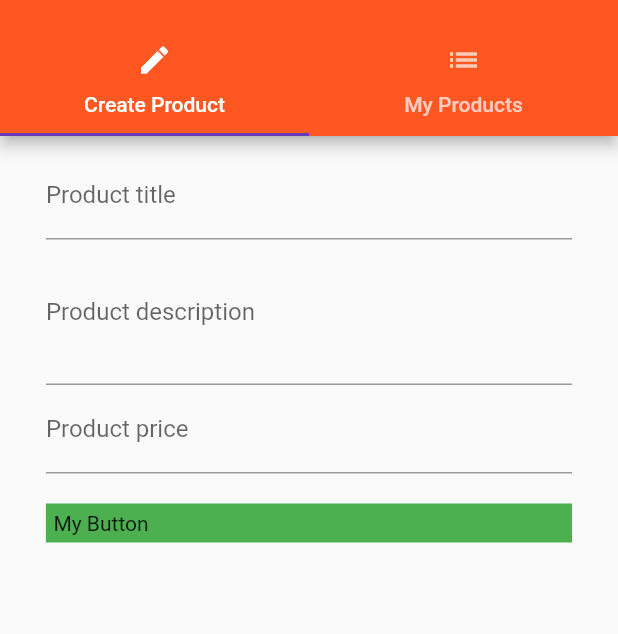
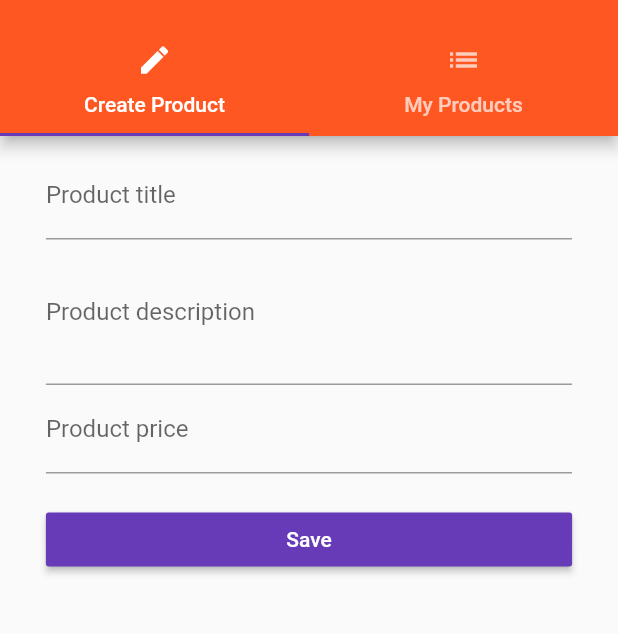
Before and after one commit to AliRadmanesh/flutter-easy-list, a Flutter app: the ProductsAdminPage screen opened by its route, on a phone screen of 412 x 824 dp, the part 59-693 px from its top. Run offline on Flutter 3.47's test engine with Material 2 defaults, Android fonts, the phone set to English and light mode, and no system bars.

Commit message:
Adding Form Widget with Validation, also Editing Products (with issue!)

```diff
--- a/lib/main.dart
+++ b/lib/main.dart
@@ -1,33 +1,19 @@
-/*  Pre-defined functions and tools for creating our application. */
 import 'package:flutter/material.dart';
-/* rendering class is usefull for debugging the user interface */
 // import 'package:flutter/rendering.dart';
+
 import './pages/auth.dart';
+import './pages/products_admin.dart';
 import './pages/products.dart';
-import './pages/products_admin.dart';
 import './pages/product.dart';
 
-/* This is our app's core function, where it starts to launch! */
 void main() {
-  /* To show each element, its padding & margin, use this: */
   // debugPaintSizeEnabled = true;
-  /* To show where text baseline is, you can enable this: */
   // debugPaintBaselinesEnabled = true;
-  /* To show tapping on each element you can use this var: */
   // debugPaintPointersEnabled = true;
   runApp(MyApp());
 }
 
 class MyApp extends StatefulWidget {
-  /*
-    This widget is the root of your application.
-    Everything in flutter is widget. even
-    our whole application is a widget!
-    We have 2 kind of widgets:
-    1. Stateless: Displaying something
-    2. Stateful: Can work with date and modify them.
-  */
-
   @override
   State<StatefulWidget> createState() {
     return _MyAppState();
@@ -35,29 +21,18 @@ class MyApp extends StatefulWidget {
 }
 
 class _MyAppState extends State<MyApp> {
-  /*
-    Also our products list is final, we can add to it.
-    final means it couldn't be changed. but we can add
-    to it (modify the exsiting value)! we just can't
-    assign a new value to it, like _products = ['Ali'];
-    reason: Objects and lists in general are reference types
-    and we store a reference to their contents.
-    Note: In final variables, we can modify them, but
-    we can't assign a new value to them.
-    e.g. final age = 25; age.round() is OK!
-  */
-  List<Map<String, dynamic>> _products = []; // It's like an array of Objects!
+  List<Map<String, dynamic>> _products = [];
 
-  /*
-    Map is like Object in JS. It holds key-value variables.
-    Keys must be string or numbers and values can be of any type.
-    If you have multiple value types, for generic title (down below)
-    you should use dynamic.
-  */
   void _addProduct(Map<String, dynamic> product) {
     setState(() {
       _products.add(product);
-      // print(_products);
+    });
+    print(_products);
+  }
+
+  void _updateProduct(int index, Map<String, dynamic> product) {
+    setState(() {
+      _products[index] = product;
     });
   }
 
@@ -70,42 +45,23 @@ class _MyAppState extends State<MyApp> {
   @override
   Widget build(BuildContext context) {
     return MaterialApp(
-      /*
-        [debugShowMaterialGrid] shows grid in the whole
-        page to recognize how much space your element take.
-      */
       // debugShowMaterialGrid: true,
-      title: 'Easy List',
       theme: ThemeData(
-        brightness: Brightness.light,
-        primarySwatch: Colors.deepOrange,
-        accentColor: Colors.deepPurple,
-        // fontFamily: 'Oswald', // If you want a global font family for the app
-        buttonColor: Colors.deepPurple, // Default color of all buttons!
-      ),
+          brightness: Brightness.light,
+          primarySwatch: Colors.deepOrange,
+          accentColor: Colors.deepPurple,
+          buttonColor: Colors.deepPurple),
       // home: AuthPage(),
-      /* Global route registry */
       routes: {
         '/': (BuildContext context) => AuthPage(),
-        // '/login': (BuildContext context) => AuthPage(),
         '/products': (BuildContext context) => ProductsPage(_products),
-        '/admin': (BuildContext context) =>
-            ProductsAdminPage(_addProduct, _deleteProduct),
+        '/admin': (BuildContext context) => ProductsAdminPage(
+            _addProduct, _updateProduct, _deleteProduct, _products),
       },
-      /*
-        [onGenerateRoute] is executed when we navigate to a named route
-        only if that route is NOT registered in our route registry.
-        It takes a function and we have to return a route where we wanna go to.
-      */
       onGenerateRoute: (RouteSettings settings) {
-        /*
-          The [settings] hold the name we wanna navigate to. So we can encode
-          our own information into the name.
-        */
         final List<String> pathElements = settings.name.split('/');
         if (pathElements[0] != '') {
           return null;
-          // When we split the /, the first elemnt is always an empty string ''.
         }
         if (pathElements[1] == 'product') {
           final int index = int.parse(pathElements[2]);
@@ -119,14 +75,9 @@ class _MyAppState extends State<MyApp> {
         }
         return null;
       },
-      /*
-        [onUnknownRoute] will execute whenever [onGenerateRoute] fails to
-        generate routes. This allows us to show some dummy fallback page.
-      */
       onUnknownRoute: (RouteSettings settings) {
         return MaterialPageRoute(
-          builder: (BuildContext context) => ProductsPage(_products),
-        );
+            builder: (BuildContext context) => ProductsPage(_products));
       },
     );
   }
--- a/lib/pages/product_create.dart
+++ /dev/null
@@ -1,104 +0,0 @@
-import 'package:flutter/material.dart';
-
-class ProductCreatePage extends StatefulWidget {
-  final Function addProduct;
-
-  ProductCreatePage(this.addProduct);
-
-  @override
-  State<StatefulWidget> createState() {
-    return _ProductCreatePageState();
-  }
-}
-
-class _ProductCreatePageState extends State<ProductCreatePage> {
-  String _titleValue;
-  String _descriptionValue;
-  double _priceValue;
-
-  Widget _buildTitleTextField() {
-    return TextField(
-      decoration: InputDecoration(labelText: 'Product title'),
-      onChanged: (String value) {
-        setState(() {
-          _titleValue = value;
-        });
-      },
-    );
-  }
-
-  Widget _buildDescriptionTextField() {
-    return TextField(
-      decoration: InputDecoration(labelText: 'Product description'),
-      maxLines: 3,
-      onChanged: (String value) {
-        setState(() {
-          _descriptionValue = value;
-        });
-      },
-    );
-  }
-
-  Widget _buildPriceTextField() {
-    return TextField(
-      decoration: InputDecoration(labelText: 'Product price'),
-      keyboardType: TextInputType.number,
-      onChanged: (String value) {
-        setState(() {
-          _priceValue = double.parse(value);
-        });
-      },
-    );
-  }
-
-  void _submitForm() {
-    final Map<String, dynamic> product = {
-      'title': _titleValue,
-      'description': _descriptionValue,
-      'price': _priceValue,
-      'image': 'assets/images/food.jpg'
-    };
-    widget.addProduct(product);
-    Navigator.pushReplacementNamed(context, '/products');
-  }
-
-  @override
-  Widget build(BuildContext context) {
-    final double deviceWidth = MediaQuery.of(context).size.width;
-    final double targetWidth =
-        deviceWidth > 640.0 ? deviceWidth * 0.70 : deviceWidth * 0.90;
-    final double targetPadding = deviceWidth - targetWidth;
-    return Container(
-      margin: EdgeInsets.all(10.0),
-      // [ListView] items will always take the full available space,
-      // so they don't take effect by MediaQuery size.
-      // And instead of setting "width: targetWidth" in [Container]
-      // we should use padding in [ListView]
-      child: ListView(
-        padding: EdgeInsets.symmetric(horizontal: targetPadding / 2),
-        children: <Widget>[
-          _buildTitleTextField(),
-          _buildDescriptionTextField(),
-          _buildPriceTextField(),
-          SizedBox(
-            height: 20.0,
-          ),
-          // RaisedButton(
-          //   // color: Theme.of(context).accentColor,
-          //   textColor: Colors.white,
-          //   child: Text('Save'),
-          //   onPressed: _submitForm,
-          // )
-          GestureDetector(
-            onDoubleTap: _submitForm, // Many gestures can be handled here!
-            child: Container(
-              color: Colors.green,
-              padding: EdgeInsets.all(5.0),
-              child: Text('My Button'),
-            ),
-          ),
-        ],
-      ),
-    );
-  }
-}
--- /dev/null
+++ b/lib/pages/product_edit.dart
@@ -0,0 +1,148 @@
+import 'package:flutter/material.dart';
+
+class ProductEditPage extends StatefulWidget {
+  final Function addProduct;
+  final Function updateProduct;
+  final Map<String, dynamic> product;
+  final int productIndex;
+
+  ProductEditPage(
+      {this.addProduct, this.updateProduct, this.product, this.productIndex});
+
+  @override
+  State<StatefulWidget> createState() {
+    return _ProductEditPageState();
+  }
+}
+
+class _ProductEditPageState extends State<ProductEditPage> {
+  final Map<String, dynamic> _formData = {
+    'title': null,
+    'description': null,
+    'price': null,
+    'image': 'assets/images/food.jpg'
+  };
+  final GlobalKey<FormState> _formKey = GlobalKey<FormState>();
+
+  Widget _buildTitleTextField() {
+    return TextFormField(
+      decoration: InputDecoration(labelText: 'Product title'),
+      initialValue: widget.product == null ? '' : widget.product['title'],
+      validator: (String value) {
+        // if (value.trim().length <= 0) {
+        if (value.isEmpty || value.trim().length < 5) {
+          return 'Title is required and should be 5+ characters long.'; // Return error message
+        }
+      },
+      onSaved: (String value) {
+        _formData['title'] = value;
+      },
+    );
+  }
+
+  Widget _buildDescriptionTextField() {
+    return TextFormField(
+      maxLines: 3,
+      decoration: InputDecoration(labelText: 'Product description'),
+      initialValue: widget.product == null ? '' : widget.product['description'],
+      validator: (String value) {
+        // if (value.trim().length <= 0) {
+        if (value.isEmpty || value.trim().length < 10) {
+          return 'Description is required and should be 10+ characters long.'; // Return error message
+        }
+      },
+      onSaved: (String value) {
+        _formData['description'] = value;
+      },
+    );
+  }
+
+  Widget _buildPriceTextField() {
+    return TextFormField(
+      decoration: InputDecoration(labelText: 'Product price'),
+      keyboardType: TextInputType.number,
+      initialValue:
+          widget.product == null ? '' : widget.product['price'].toString(),
+      validator: (String value) {
+        // if (value.trim().length <= 0) {
+        if (value.isEmpty ||
+            !RegExp(r'^(?:[1-9]\d*|0)?(?:\.\d+)?$').hasMatch(value)) {
+          return 'Price is required and should be a number.';
+        }
+      },
+      onSaved: (String value) {
+        _formData['price'] = double.parse(value);
+      },
+    );
+  }
+
+  void _submitForm() {
+    if (!_formKey.currentState.validate()) {
+      // If validation failed, just return nothing :)
+      return;
+    }
+    _formKey.currentState.save();
+    if (widget.product == null) {
+      widget.addProduct(_formData);
+    } else {
+      widget.updateProduct(widget.productIndex, _formData);
+    }
+    Navigator.pushReplacementNamed(context, '/products');
+  }
+
+  @override
+  Widget build(BuildContext context) {
+    final double deviceWidth = MediaQuery.of(context).size.width;
+    final double targetWidth =
+        deviceWidth > 640.0 ? deviceWidth * 0.70 : deviceWidth * 0.90;
+    final double targetPadding = deviceWidth - targetWidth;
+    final Widget pageContent = GestureDetector(
+      onTap: () {
+        FocusScope.of(context).requestFocus(FocusNode());
+      },
+      child: Container(
+        margin: EdgeInsets.all(10.0),
+        // [ListView] items will always take the full available space,
+        // so they don't take effect by MediaQuery size.
+        // And instead of setting "width: targetWidth" in [Container]
+        // we should use padding in [ListView]
+        child: Form(
+          key: _formKey,
+          child: ListView(
+            padding: EdgeInsets.symmetric(horizontal: targetPadding / 2),
+            children: <Widget>[
+              _buildTitleTextField(),
+              _buildDescriptionTextField(),
+              _buildPriceTextField(),
+              SizedBox(
+                height: 20.0,
+              ),
+              RaisedButton(
+                // color: Theme.of(context).accentColor,
+                textColor: Colors.white,
+                child: Text('Save'),
+                onPressed: _submitForm,
+              ),
+              // GestureDetector(
+              //   onDoubleTap: _submitForm, // Many gestures can be handled here!
+              //   child: Container(
+              //     color: Colors.green,
+              //     padding: EdgeInsets.all(5.0),
+              //     child: Text('My Button'),
+              //   ),
+              // ),
+            ],
+          ),
+        ),
+      ),
+    );
+    return widget.product == null
+        ? pageContent
+        : Scaffold(
+            appBar: AppBar(
+              title: Text('Edit Product'),
+            ),
+            body: pageContent,
+          );
+  }
+}
--- a/lib/pages/products_admin.dart
+++ b/lib/pages/products_admin.dart
@@ -1,13 +1,16 @@
 import 'package:flutter/material.dart';
 
-import './product_create.dart';
+import './product_edit.dart';
 import './product_list.dart';
 
 class ProductsAdminPage extends StatelessWidget {
   final Function addProduct;
+  final Function updateProduct;
   final Function deleteProduct;
+  final List<Map<String, dynamic>> products;
 
-  ProductsAdminPage(this.addProduct, this.deleteProduct);
+  ProductsAdminPage(
+      this.addProduct, this.updateProduct, this.deleteProduct, this.products);
 
   Widget _buildSideDrawer(BuildContext context) {
     return Drawer(
@@ -55,7 +58,10 @@ class ProductsAdminPage extends StatelessWidget {
           bottom: _buildTabBar(),
         ),
         body: TabBarView(
-          children: <Widget>[ProductCreatePage(addProduct), ProductListPage()],
+          children: <Widget>[
+            ProductEditPage(addProduct: addProduct),
+            ProductListPage(products, updateProduct)
+          ],
         ),
       ),
     );
```
Also changed, not shown: lib/pages/product_list.dart (+31 -2 lines).
